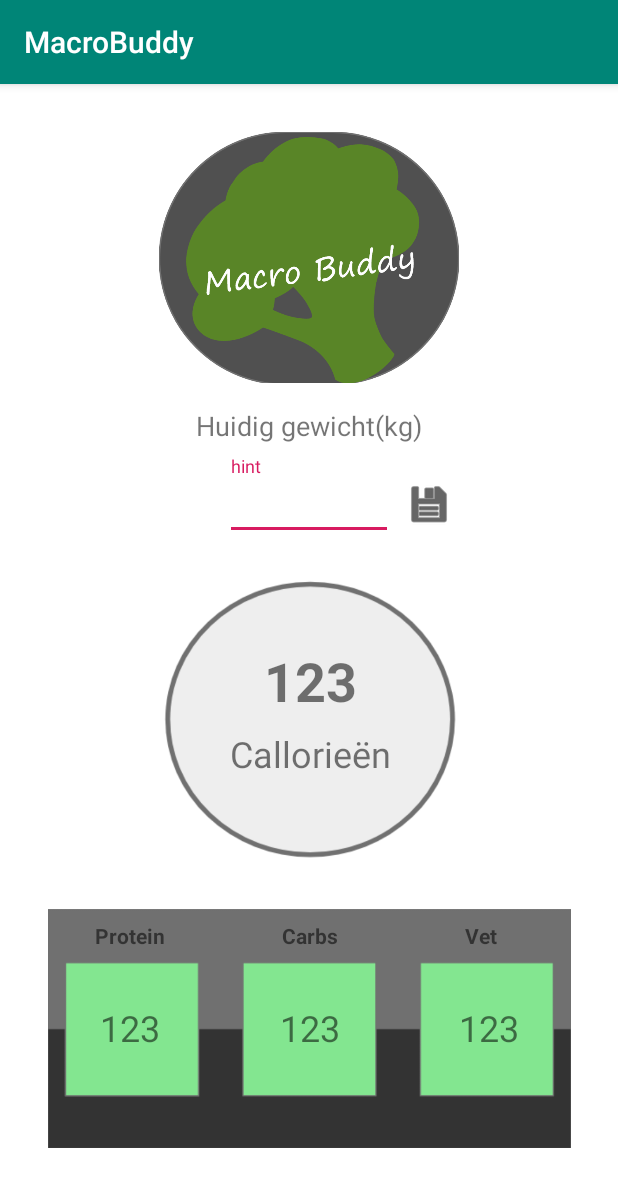
After one commit to michaelfontijn/Android-FinalAssignment, an Android app: the HomeActivity screen opened directly, with no data from a screen before it, on a phone screen of 412 x 824 dp. The commit adds this screen. Shown: the top 1187 px of the screen. Run offline under Robolectric (Android 15) with nearby library versions, the phone set to English and light mode, and no system bars.

Commit message:
Progress on calculation manager and views/ viewmodels

```diff
--- a/app/build.gradle
+++ b/app/build.gradle
@@ -30,7 +30,7 @@ android {
 
 dependencies {
     implementation fileTree(dir: 'libs', include: ['*.jar'])
-    implementation"org.jetbrains.kotlin:kotlin-stdlib-jdk7:$kotlin_version"
+    implementation "org.jetbrains.kotlin:kotlin-stdlib-jdk7:$kotlin_version"
     implementation 'androidx.appcompat:appcompat:1.0.2'
     implementation 'androidx.core:core-ktx:1.0.2'
     implementation 'androidx.constraintlayout:constraintlayout:1.1.3'
--- a/app/src/main/AndroidManifest.xml
+++ b/app/src/main/AndroidManifest.xml
@@ -9,6 +9,7 @@
         android:roundIcon="@mipmap/ic_launcher_round"
         android:supportsRtl="true"
         android:theme="@style/AppTheme">
+        <activity android:name=".HomeActivity"></activity>
         <activity android:name=".ConfigurationActivity">
             <intent-filter>
                 <action android:name="android.intent.action.MAIN" />
--- a/app/src/main/java/com/example/macrobuddy/ConfigurationActivity.kt
+++ b/app/src/main/java/com/example/macrobuddy/ConfigurationActivity.kt
@@ -1,25 +1,30 @@
 package com.example.macrobuddy
 
+import android.content.Intent
 import androidx.appcompat.app.AppCompatActivity
 import android.os.Bundle
 import android.view.View
-import android.widget.RadioButton
 import android.widget.Toast
 import androidx.core.content.ContextCompat
+import androidx.lifecycle.ViewModelProviders
 import com.example.macrobuddy.Enums.Gender
 import com.example.macrobuddy.Enums.Goal
 import com.example.macrobuddy.Enums.RateOfActivity
 import com.example.macrobuddy.Models.UserInformation
+import com.example.macrobuddy.ViewModels.ConfigurationActivityViewModel
 import kotlinx.android.synthetic.main.activity_configuration.*
 import java.util.*
 
 class ConfigurationActivity : AppCompatActivity() {
+
+    private lateinit var viewModel : ConfigurationActivityViewModel
 
     override fun onCreate(savedInstanceState: Bundle?) {
         super.onCreate(savedInstanceState)
         setContentView(R.layout.activity_configuration)
 
         initView()
+        initViewModel()
     }
 
     /**
@@ -28,7 +33,25 @@ class ConfigurationActivity : AppCompatActivity() {
     private fun initView() {
         datePicker.visibility = View.GONE
         btnToggleDate.setOnClickListener { toggleDatePicker() }
-        btnCalculate.setOnClickListener { calculate() }
+        btnSaveConfig.setOnClickListener { saveConfig() }
+    }
+
+    /**
+     * Initialize/ configure the viewModel
+     */
+    private fun initViewModel() {
+        //initialize the viewModel with an empty game object
+        viewModel = ViewModelProviders.of(this).get(ConfigurationActivityViewModel::class.java)
+
+        viewModel.error.observe(this , androidx.lifecycle.Observer { message ->
+            Toast.makeText(this, message, Toast.LENGTH_SHORT).show()
+        })
+
+        //observe the success property of the vm so we know when the action has been completed succesfully
+        viewModel.success.observe(this, androidx.lifecycle.Observer { success ->
+            //when the configuration was successfully stored go to the home activity
+            if (success) startActivity(Intent(this, HomeActivity::class.java))
+        })
     }
 
     /**
@@ -59,7 +82,6 @@ class ConfigurationActivity : AppCompatActivity() {
      * Retrieves the picked date from the datePicker
      */
     private fun retrievePickedDate() {
-        //TODO implement
         val day = datePicker.dayOfMonth
         val month = datePicker.month + 1
         val year = datePicker.year
@@ -68,12 +90,19 @@ class ConfigurationActivity : AppCompatActivity() {
         txtDate.setText(dateString)
     }
 
-    //TODO is this method required? maybe just use retrieve form input, the calculation is going to be performed on the next activity?
-    private fun calculate() {
-        retrieveFormInput()
+    /**
+     * Saves the userInformation config to the database
+     */
+    private fun saveConfig() {
+        var userInfo = retrieveFormInput()
+        viewModel.userInformation.value =  userInfo
+        viewModel.setUserInformation()
     }
 
-    private fun retrieveFormInput() {
+    /**
+     * Retrieve the form input and serialize it to a UserInformation object
+     */
+    private fun retrieveFormInput() : UserInformation  {
         val goal: Int = getSelectedGoal()
         val gender: Int = getSelectedGender()
         val rateOfActivity: Int = getSelectedRateOfActivity()
@@ -81,8 +110,8 @@ class ConfigurationActivity : AppCompatActivity() {
         val dateOfBirth: Date = Date(txtDate.text.toString())
         val currentWeight: Double = if(txtWeight.text.toString().toDoubleOrNull() == null) (-1).toDouble() else txtWeight.text.toString().toDouble()
 
-        //TODO left of here, need to configure the view model and use it to create/ set the userInformation to the room database!
-    }
+        return UserInformation(goal,gender,rateOfActivity,length,dateOfBirth,currentWeight)
+       }
 
     /**
      * Retrieves the value of the selected gender in the radioButtonGroup and maps the value to its
@@ -133,5 +162,4 @@ class ConfigurationActivity : AppCompatActivity() {
         }
     }
 
-
 }
--- a/app/src/main/java/com/example/macrobuddy/Database/DataAccessObjects/UserInformationDao.kt
+++ b/app/src/main/java/com/example/macrobuddy/Database/DataAccessObjects/UserInformationDao.kt
@@ -1,18 +1,23 @@
 package com.example.macrobuddy.Database.DataAccessObjects
 
 import androidx.lifecycle.LiveData
-import androidx.room.Dao
-import androidx.room.Delete
-import androidx.room.Insert
-import androidx.room.Query
+import androidx.room.*
 import com.example.macrobuddy.Models.UserInformation
 
 
 @Dao
 interface UserInformationDao{
     @Insert
-    fun setUserInformation(userInformation: UserInformation)
+    fun insertUserInformation(userInformation: UserInformation)
 
-    @Query("SELECT * FROM userInformationTable")
+    @Query("SELECT * FROM userInformationTable LIMIT 1")
     fun getUserInformation(): LiveData<UserInformation>
+
+    @Query("SELECT * FROM userInformationTable LIMIT 1")
+    fun getUserInfromationObj() :UserInformation
+
+    @Update
+    fun updateUserInformation(userInformation: UserInformation)
+
+
 }
--- a/app/src/main/java/com/example/macrobuddy/Database/Repositories/UserInformationRepository.kt
+++ b/app/src/main/java/com/example/macrobuddy/Database/Repositories/UserInformationRepository.kt
@@ -18,7 +18,25 @@ class UserInformationRepository(context: Context) {
         return userInformationDao.getUserInformation()
     }
 
+    /**
+     * Inserts a new record if none is present yet otherwise updates the existing record.
+     */
     fun setUserInformation(userInformation : UserInformation){
-        userInformationDao.setUserInformation(userInformation)
+        var obj = userInformationDao.getUserInfromationObj()
+
+        //in case no user information record is present yet insert it, otherwise update the existing record
+        if(obj == null){
+            userInformationDao.insertUserInformation(userInformation)
+        }else{
+            obj.apply {
+                goal = userInformation.goal
+                gender = userInformation.gender
+                rateOfActivity = userInformation.rateOfActivity
+                length = userInformation.length
+                dateOfBirth = userInformation.dateOfBirth
+                currentWeight = userInformation.currentWeight
+            }
+            userInformationDao.updateUserInformation(obj)
+        }
     }
 }
--- /dev/null
+++ b/app/src/main/java/com/example/macrobuddy/HomeActivity.kt
@@ -0,0 +1,52 @@
+package com.example.macrobuddy
+
+import android.content.Intent
+import androidx.appcompat.app.AppCompatActivity
+import android.os.Bundle
+import android.widget.Toast
+import androidx.lifecycle.Observer
+import androidx.lifecycle.ViewModelProviders
+import com.example.macrobuddy.Models.UserInformation
+import com.example.macrobuddy.ViewModels.ConfigurationActivityViewModel
+import com.example.macrobuddy.ViewModels.HomeAcitivityViewModel
+
+class HomeActivity : AppCompatActivity() {
+
+    private lateinit var viewModel : HomeAcitivityViewModel
+
+    override fun onCreate(savedInstanceState: Bundle?) {
+        super.onCreate(savedInstanceState)
+        setContentView(R.layout.activity_home)
+    }
+
+
+    private fun initView(){
+
+    }
+
+    /**
+     * Initialize/ configure the viewModel
+     */
+    private fun initViewModel() {
+        //initialize the viewModel with an empty game object
+        viewModel = ViewModelProviders.of(this).get(HomeAcitivityViewModel::class.java)
+
+        viewModel.userInformation.observe(this, androidx.lifecycle.Observer { obj ->
+            soms(obj)
+        })
+
+        //if an error is thrown in the view model show it to the user
+        viewModel.error.observe(this , androidx.lifecycle.Observer { message ->
+            Toast.makeText(this, message, Toast.LENGTH_SHORT).show()
+        })
+
+        //observe the success property of the vm so we know when the action has been completed succesfully
+        viewModel.success.observe(this, androidx.lifecycle.Observer { success ->
+            //when the configuration was successfully stored go to the home activity
+            if (success) Toast.makeText(this, "Done", Toast.LENGTH_SHORT).show()
+        })
+    }
+
+
+
+}
--- a/app/src/main/java/com/example/macrobuddy/Managers/CalculationManager.kt
+++ b/app/src/main/java/com/example/macrobuddy/Managers/CalculationManager.kt
@@ -1,10 +1,25 @@
 package com.example.macrobuddy.Managers
 
+import com.example.macrobuddy.Enums.Gender
+import com.example.macrobuddy.Models.CalculationResult
+import com.example.macrobuddy.Models.UserInformation
+
 class CalculationManager {
-    /**
-     * TODO comment
-     */
-    fun doCalculation(){
+
+    companion object{
+        /**
+         * performs the calculation to calculate the required daily nutritional values based on the
+         * users configured data.
+         */
+        fun performCalculation(userInformation : UserInformation) : CalculationResult{
+            if(userInformation.gender == Gender.MALE.ordinal){
+
+            }else{
+
+            }
+        }
 
     }
+
+
 }
--- /dev/null
+++ b/app/src/main/java/com/example/macrobuddy/Models/CalculationResult.kt
@@ -0,0 +1,8 @@
+package com.example.macrobuddy.Models
+
+data class CalculationResult(
+    var calories : Double,
+    var protein : Double,
+    var vats : Double,
+    var carbs : Double
+)
--- /dev/null
+++ b/app/src/main/java/com/example/macrobuddy/ViewModels/HomeAcitivityViewModel.kt
@@ -0,0 +1,22 @@
+package com.example.macrobuddy.ViewModels
+
+import android.app.Application
+import androidx.lifecycle.AndroidViewModel
+import androidx.lifecycle.LiveData
+import androidx.lifecycle.MutableLiveData
+import com.example.macrobuddy.Database.Repositories.UserInformationRepository
+import com.example.macrobuddy.Models.UserInformation
+import kotlinx.coroutines.CoroutineScope
+import kotlinx.coroutines.Dispatchers
+
+class HomeAcitivityViewModel(application: Application) : AndroidViewModel(application) {
+
+    private val userInformationRepository =
+        UserInformationRepository(application.applicationContext)
+    private val mainScope = CoroutineScope(Dispatchers.Main)
+
+    val userInformation : LiveData<UserInformation> = userInformationRepository.getUserInformation()
+    val error = MutableLiveData<String?>()
+    val success = MutableLiveData<Boolean>()
+
+}
--- a/app/src/main/res/layout/activity_configuration.xml
+++ b/app/src/main/res/layout/activity_configuration.xml
@@ -153,7 +153,7 @@
         </com.google.android.material.textfield.TextInputLayout>
 
         <Button
-            android:id="@+id/btnCalculate"
+            android:id="@+id/btnSaveConfig"
             android:layout_width="0dp"
             android:layout_height="wrap_content"
             android:layout_marginStart="32dp"
--- /dev/null
+++ b/app/src/main/res/layout/activity_home.xml
@@ -0,0 +1,187 @@
+<?xml version="1.0" encoding="utf-8"?>
+<androidx.constraintlayout.widget.ConstraintLayout xmlns:android="http://schemas.android.com/apk/res/android"
+    xmlns:app="http://schemas.android.com/apk/res-auto"
+    xmlns:tools="http://schemas.android.com/tools"
+    android:layout_width="match_parent"
+    android:layout_height="match_parent"
+    android:background="@android:color/white"
+    android:backgroundTint="#00000000"
+    android:backgroundTintMode="add"
+    tools:context=".HomeActivity">
+
+    <ImageView
+        android:id="@+id/imageView"
+        android:layout_width="wrap_content"
+        android:layout_height="wrap_content"
+        android:layout_marginTop="32dp"
+        android:adjustViewBounds="true"
+        android:maxWidth="200dp"
+        android:maxHeight="300dp"
+        android:minWidth="300dp"
+        android:minHeight="300dp"
+        app:layout_constraintEnd_toEndOf="parent"
+        app:layout_constraintStart_toStartOf="parent"
+        app:layout_constraintTop_toTopOf="parent"
+        app:srcCompat="@drawable/logo" />
+
+    <com.google.android.material.textfield.TextInputLayout
+        android:id="@+id/textInputLayout2"
+        android:layout_width="match_parent"
+        android:layout_height="wrap_content"
+        android:layout_marginStart="150dp"
+        android:layout_marginTop="8dp"
+        android:layout_marginEnd="150dp"
+        app:layout_constraintEnd_toEndOf="parent"
+        app:layout_constraintStart_toStartOf="parent"
+        app:layout_constraintTop_toBottomOf="@+id/textView4">
+
+        <com.google.android.material.textfield.TextInputEditText
+            android:id="@+id/txtCurrentWeigth"
+            android:layout_width="match_parent"
+            android:layout_height="wrap_content"
+            android:hint="hint" />
+    </com.google.android.material.textfield.TextInputLayout>
+
+    <ImageView
+        android:id="@+id/imageView2"
+        android:layout_width="wrap_content"
+        android:layout_height="wrap_content"
+        android:layout_marginStart="33dp"
+        android:layout_marginTop="24dp"
+        android:layout_marginEnd="32dp"
+        android:adjustViewBounds="true"
+        android:maxWidth="200dp"
+        android:minWidth="150dp"
+        app:layout_constraintEnd_toEndOf="parent"
+        app:layout_constraintStart_toStartOf="parent"
+        app:layout_constraintTop_toBottomOf="@+id/textInputLayout2"
+        app:srcCompat="@drawable/call_section" />
+
+    <TextView
+        android:id="@+id/tvCallories"
+        android:layout_width="wrap_content"
+        android:layout_height="wrap_content"
+        android:layout_marginTop="45dp"
+        android:text="123"
+        android:textSize="36sp"
+        android:textStyle="bold"
+        app:layout_constraintEnd_toEndOf="@+id/imageView2"
+        app:layout_constraintStart_toStartOf="@+id/imageView2"
+        app:layout_constraintTop_toTopOf="@+id/imageView2" />
+
+    <TextView
+        android:id="@+id/textView3"
+        android:layout_width="wrap_content"
+        android:layout_height="wrap_content"
+        android:layout_marginTop="8dp"
+        android:text="@string/callories"
+        android:textSize="24sp"
+        app:layout_constraintEnd_toEndOf="@+id/imageView2"
+        app:layout_constraintStart_toStartOf="@+id/imageView2"
+        app:layout_constraintTop_toBottomOf="@+id/tvCallories" />
+
+    <ImageView
+        android:id="@+id/imageView4"
+        android:layout_width="wrap_content"
+        android:layout_height="wrap_content"
+        android:layout_marginStart="32dp"
+        android:layout_marginTop="32dp"
+        android:layout_marginEnd="32dp"
+        android:adjustViewBounds="true"
+        android:maxWidth="350dp"
+        android:minWidth="200dp"
+        app:layout_constraintEnd_toEndOf="parent"
+        app:layout_constraintStart_toStartOf="parent"
+        app:layout_constraintTop_toBottomOf="@+id/imageView2"
+        app:srcCompat="@drawable/macro_section" />
+
+    <TextView
+        android:id="@+id/textView4"
+        android:layout_width="wrap_content"
+        android:layout_height="wrap_content"
+        android:layout_marginTop="16dp"
+        android:text="@string/current_weight"
+        android:textSize="18sp"
+        app:layout_constraintEnd_toEndOf="parent"
+        app:layout_constraintStart_toStartOf="parent"
+        app:layout_constraintTop_toBottomOf="@+id/imageView" />
+
+    <TextView
+        android:id="@+id/textView5"
+        android:layout_width="wrap_content"
+        android:layout_height="wrap_content"
+        android:layout_marginStart="32dp"
+        android:layout_marginTop="8dp"
+        android:text="@string/protein"
+        android:textStyle="bold"
+        app:layout_constraintStart_toStartOf="@+id/imageView4"
+        app:layout_constraintTop_toTopOf="@+id/imageView4" />
+
+    <TextView
+        android:id="@+id/tvSomething"
+        android:layout_width="wrap_content"
+        android:layout_height="wrap_content"
+        android:layout_marginTop="8dp"
+        android:text="@string/carbs"
+        android:textStyle="bold"
+        app:layout_constraintEnd_toEndOf="@+id/imageView4"
+        app:layout_constraintStart_toStartOf="@+id/imageView4"
+        app:layout_constraintTop_toTopOf="@+id/imageView4" />
+
+    <TextView
+        android:id="@+id/textView7"
+        android:layout_width="wrap_content"
+        android:layout_height="wrap_content"
+        android:layout_marginTop="8dp"
+        android:layout_marginEnd="50dp"
+        android:text="@string/vats"
+        android:textStyle="bold"
+        app:layout_constraintEnd_toEndOf="@+id/imageView4"
+        app:layout_constraintTop_toTopOf="@+id/imageView4" />
+
+    <TextView
+        android:id="@+id/tvProtein"
+        android:layout_width="wrap_content"
+        android:layout_height="wrap_content"
+        android:layout_marginStart="35dp"
+        android:layout_marginTop="35dp"
+        android:text="123"
+        android:textSize="24sp"
+        app:layout_constraintStart_toStartOf="@+id/imageView4"
+        app:layout_constraintTop_toBottomOf="@+id/textView5" />
+
+    <TextView
+        android:id="@+id/tvCarbs"
+        android:layout_width="wrap_content"
+        android:layout_height="wrap_content"
+        android:layout_marginTop="35dp"
+        android:text="123"
+        android:textSize="24sp"
+        app:layout_constraintEnd_toEndOf="@+id/imageView4"
+        app:layout_constraintStart_toStartOf="@+id/imageView4"
+        app:layout_constraintTop_toBottomOf="@+id/tvSomething" />
+
+    <TextView
+        android:id="@+id/tvVats"
+        android:layout_width="wrap_content"
+        android:layout_height="wrap_content"
+        android:layout_marginTop="35dp"
+        android:layout_marginEnd="35dp"
+        android:text="123"
+        android:textSize="24sp"
+        app:layout_constraintEnd_toEndOf="@+id/imageView4"
+        app:layout_constraintTop_toBottomOf="@+id/textView7" />
+
+    <ImageButton
+        android:id="@+id/imageButton"
+        android:layout_width="wrap_content"
+        android:layout_height="wrap_content"
+        android:layout_marginStart="8dp"
+        android:layout_marginTop="24dp"
+        android:background="@android:color/black"
+        android:backgroundTint="@android:color/white"
+        android:tint="@android:color/black"
+        app:layout_constraintStart_toEndOf="@+id/textInputLayout2"
+        app:layout_constraintTop_toBottomOf="@+id/textView4"
+        app:srcCompat="@android:drawable/ic_menu_save" />
+</androidx.constraintlayout.widget.ConstraintLayout>
--- a/app/src/main/res/values/strings.xml
+++ b/app/src/main/res/values/strings.xml
@@ -17,4 +17,9 @@
     <string name="activity_three">Aardig actief</string>
     <string name="activity_four">Erg actief</string>
     <string name="activity_five">Zeer actief</string>
+    <string name="current_weight">Huidig gewicht(kg)</string>
+    <string name="protein">Protein</string>
+    <string name="carbs">Carbs</string>
+    <string name="vats">Vet</string>
+    <string name="callories">Callorieën</string>
 </resources>
```
Also changed, not shown: app/src/main/res/drawable/call_section.png (added), app/src/main/res/drawable/macro_section.png (added).
